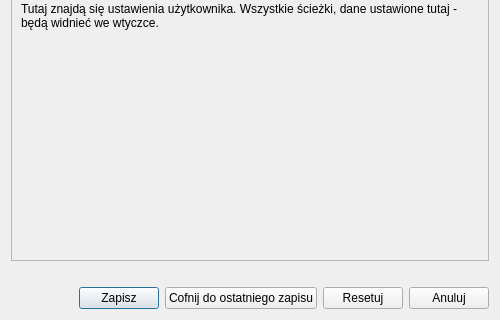
The window that modules/settings/views/ui/ustawienia_dialog_base.ui (envirosolutionspl/wtyczka_qgis_app) describes before a commit, drawn with Qt 5; both pictures show x 0 to 500 and y 280 to 600 of the 500 by 600 pixel window.
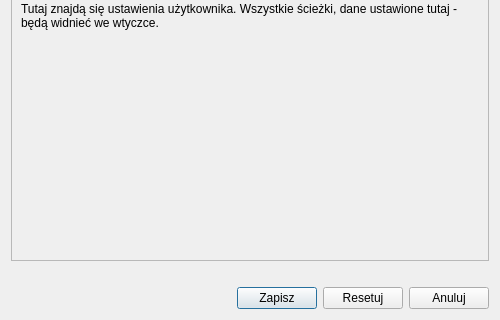
The same window after the commit.

Patch:
```diff
--- a/modules/settings/views/ui/ustawienia_dialog_base.ui
+++ b/modules/settings/views/ui/ustawienia_dialog_base.ui
@@ -104,13 +104,6 @@
          </property>
         </widget>
        </item>
-       <item>
-        <widget class="QPushButton" name="back_btn">
-         <property name="text">
-          <string>Cofnij do ostatniego zapisu</string>
-         </property>
-        </widget>
-       </item>
        <item>
         <widget class="QPushButton" name="reset_btn">
          <property name="text">
```
Left out of the diff: 4 changed lines with no effect on the pictures.
